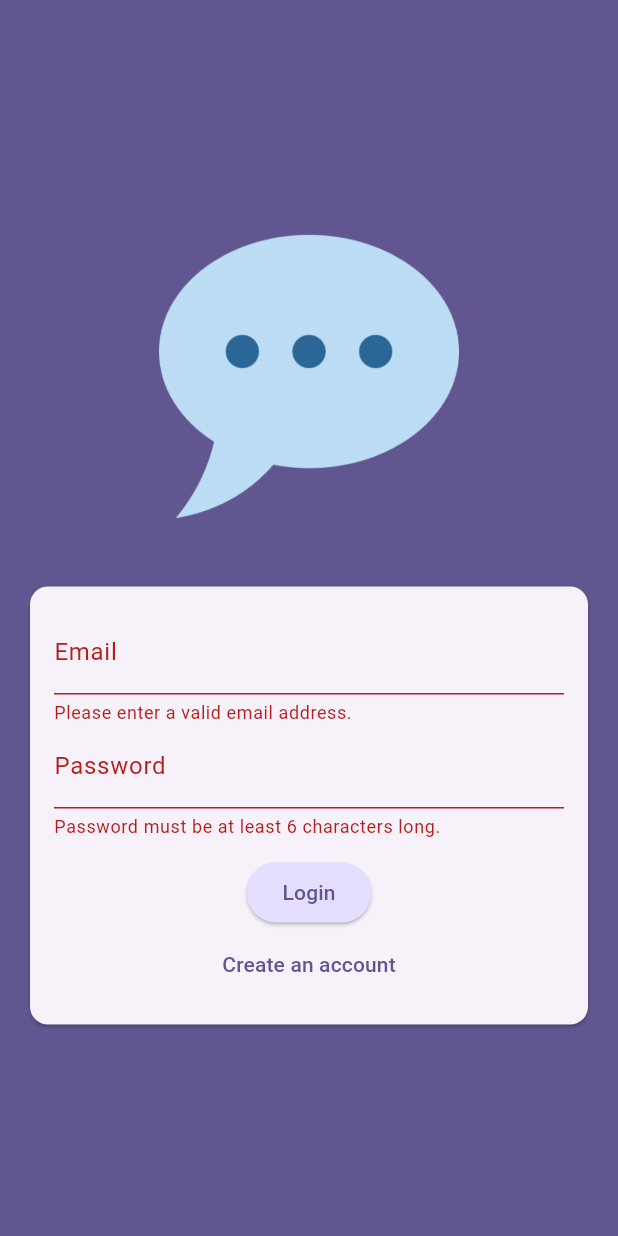
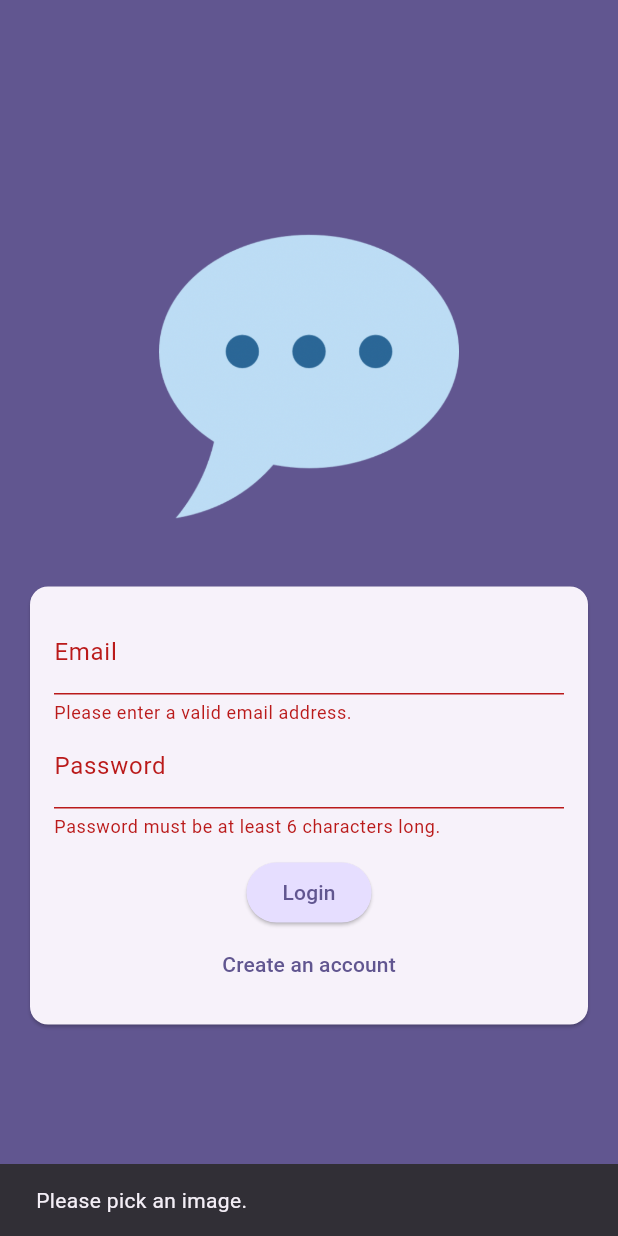
Before and after one commit to AmmarSultanDev/chat_app, a Flutter app: the screen it shows after launch, after a tap on "Login", on a phone screen of 412 x 824 dp. Run offline on Flutter 3.47's test engine with Material 3 defaults, Android fonts, the phone set to English and light mode, and no system bars; our stand-ins replace firebase_auth, firebase_core, image_picker; accounts and stored records are empty.

Commit message:
feat: Add image picker functionality to AuthScreen

```diff
--- a/lib/screens/auth.dart
+++ b/lib/screens/auth.dart
@@ -1,3 +1,5 @@
+import 'dart:io';
+
 import 'package:chat_app/widgets/user_image_picker.dart';
 import 'package:flutter/material.dart';
 import 'package:firebase_auth/firebase_auth.dart';
@@ -17,11 +19,18 @@ class _AuthScreenState extends State<AuthScreen> {
   var _isLogin = true;
   var _enteredEmail = '';
   var _enteredPassword = '';
+  File? _selectedImage;
 
   void _submit() async {
     final isValid = _form.currentState!.validate();
 
-    if (!isValid) {
+    if (!isValid || (_selectedImage == null && !_isLogin)) {
+      ScaffoldMessenger.of(context).showSnackBar(
+        const SnackBar(
+          content: Text('Please pick an image.'),
+        ),
+      );
+
       return;
     }
 
@@ -87,7 +96,12 @@ class _AuthScreenState extends State<AuthScreen> {
                       child: Column(
                         mainAxisSize: MainAxisSize.min,
                         children: [
-                          if (!_isLogin) UserImagePicker(),
+                          if (!_isLogin)
+                            UserImagePicker(
+                              onPickImage: (pickedImage) {
+                                _selectedImage = pickedImage;
+                              },
+                            ),
                           TextFormField(
                             decoration: const InputDecoration(
                               labelText: 'Email',
--- a/lib/widgets/user_image_picker.dart
+++ b/lib/widgets/user_image_picker.dart
@@ -4,7 +4,9 @@ import 'package:flutter/material.dart';
 import 'package:image_picker/image_picker.dart';
 
 class UserImagePicker extends StatefulWidget {
-  const UserImagePicker({super.key});
+  const UserImagePicker({super.key, required this.onPickImage});
+
+  final void Function(File pickedImage) onPickImage;
 
   @override
   State<UserImagePicker> createState() => _UserImagePickerState();
@@ -27,6 +29,8 @@ class _UserImagePickerState extends State<UserImagePicker> {
     setState(() {
       _pickedImageFile = File(pickedImage!.path);
     });
+
+    widget.onPickImage(_pickedImageFile!);
   }
 
   @override
```
